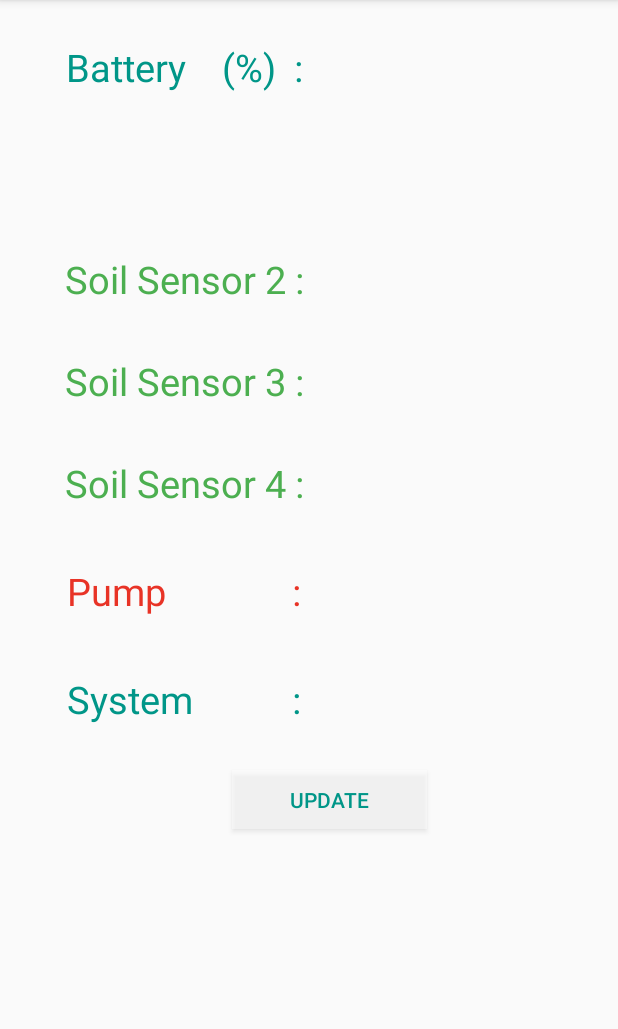
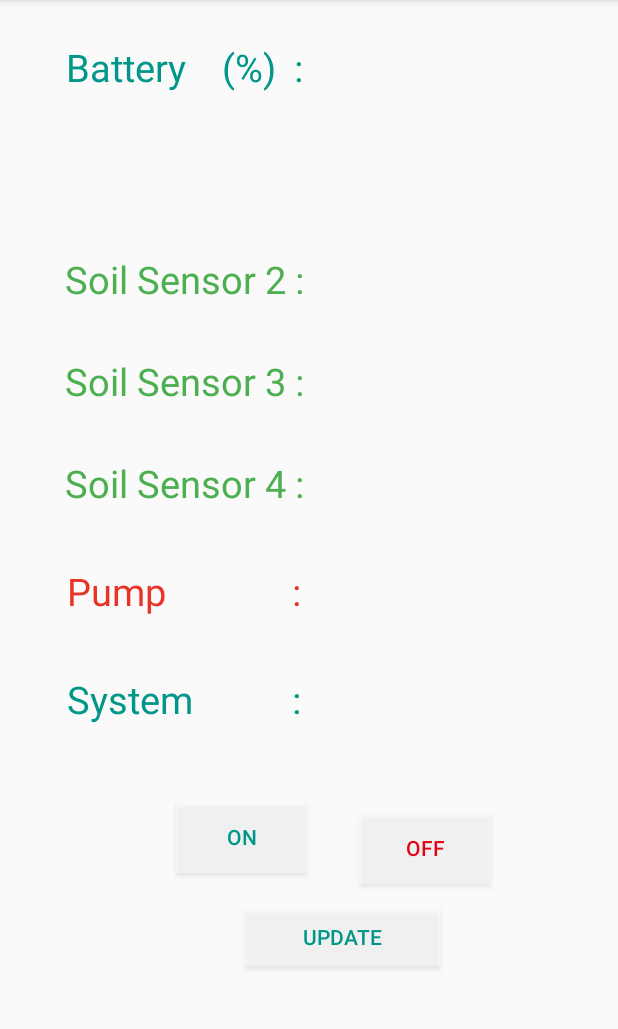
Before and after one commit to Amaladass/SmaIrSys, an Android app: the screen it shows after launch (MainActivity), on a phone screen of 412 x 824 dp, the part 84-1113 px from its top. Run offline under Robolectric (Android 15) with nearby library versions, the phone set to English and light mode, and no system bars; our stand-ins replace Firebase (no records; nobody signed in at launch, a user with empty details on screens opened directly).

Commit message:
Firebase_Retrive_Done

```diff
--- a/app/src/main/java/com/thinkers/smart_irrigation_system/MainActivity.java
+++ b/app/src/main/java/com/thinkers/smart_irrigation_system/MainActivity.java
@@ -20,8 +20,8 @@ import java.lang.reflect.Member;
 
 public class MainActivity extends AppCompatActivity {
 
-    TextView a,b,c,d,e,f,g;
-    Button btn;
+    TextView a,b,c,d,e,f,g,h,i;
+    Button btn,btn1,btn2;
     DatabaseReference reff;
 
     @Override
@@ -36,8 +36,12 @@ public class MainActivity extends AppCompatActivity {
         e = (TextView)findViewById(R.id.senview4);
         f = (TextView)findViewById(R.id.pumpview);
         g = (TextView)findViewById(R.id.sysview);
+        h = (TextView)findViewById(R.id.batview);
+        i = (TextView)findViewById(R.id.batview);
 
         btn = (Button)findViewById(R.id.button);
+        btn1 = (Button)findViewById(R.id.button1);
+        btn2 = (Button)findViewById(R.id.button2);
 
         btn.setOnClickListener(new View.OnClickListener(){
             @Override
@@ -48,6 +52,8 @@ public class MainActivity extends AppCompatActivity {
                     public void onDataChange(@NonNull DataSnapshot dataSnapshot) {
 
                         String bat = dataSnapshot.child("bat").getValue().toString();
+                        String bat1 = dataSnapshot.child("on").getValue().toString();
+                        String bat2 = dataSnapshot.child("off").getValue().toString();
                         String sen1 = dataSnapshot.child("sen1").getValue().toString();
                         String sen2 = dataSnapshot.child("sen2").getValue().toString();
                         String sen3 = dataSnapshot.child("sen3").getValue().toString();
--- a/app/src/main/res/layout/activity_main.xml
+++ b/app/src/main/res/layout/activity_main.xml
@@ -6,7 +6,6 @@
     android:layout_height="match_parent"
     tools:context=".MainActivity">
 
-    //FYI
 
         <TextView
             android:id="@+id/textView"
@@ -228,19 +227,48 @@
         tools:ignore="MissingConstraints" />
 
         <Button
+            android:id="@+id/button1"
+            android:layout_width="wrap_content"
+            android:layout_height="wrap_content"
+            android:layout_marginTop="40dp"
+            android:background="#74FFFFFF"
+            android:text="ON"
+            android:textColor="@color/colorPrimary"
+            app:layout_constraintBottom_toTopOf="@+id/button"
+            app:layout_constraintEnd_toEndOf="parent"
+            app:layout_constraintHorizontal_bias="0.362"
+            app:layout_constraintStart_toStartOf="parent"
+            app:layout_constraintTop_toBottomOf="@+id/textView6"
+            app:layout_constraintVertical_bias="0.0" />
+
+        <Button
+            android:id="@+id/button2"
+            android:layout_width="wrap_content"
+            android:layout_height="wrap_content"
+            android:textColor="#E40216"
+            android:text="OFF"
+            android:background="#74FFFFFF"
+            app:layout_constraintBottom_toTopOf="@+id/button"
+            app:layout_constraintEnd_toEndOf="parent"
+            app:layout_constraintHorizontal_bias="0.288"
+            app:layout_constraintStart_toEndOf="@+id/button1"
+            app:layout_constraintTop_toBottomOf="@+id/sysview"
+            app:layout_constraintVertical_bias="0.813" />
+
+        <Button
             android:id="@+id/button"
             android:layout_width="130dp"
             android:layout_height="39dp"
             android:background="#74FFFFFF"
+            android:gravity="center"
             android:text="Update"
-        android:gravity="center"
             android:textColor="@color/colorPrimary"
             app:layout_constraintBottom_toBottomOf="parent"
             app:layout_constraintEnd_toEndOf="parent"
-        app:layout_constraintHorizontal_bias="0.548"
+            app:layout_constraintHorizontal_bias="0.58"
             app:layout_constraintStart_toStartOf="parent"
             app:layout_constraintTop_toBottomOf="@+id/textView6"
-        app:layout_constraintVertical_bias="0.081" />
+            app:layout_constraintVertical_bias="0.473" />
 
 
 </androidx.constraintlayout.widget.ConstraintLayout>
```
Lines whose indentation alone changed are shown as unchanged.
